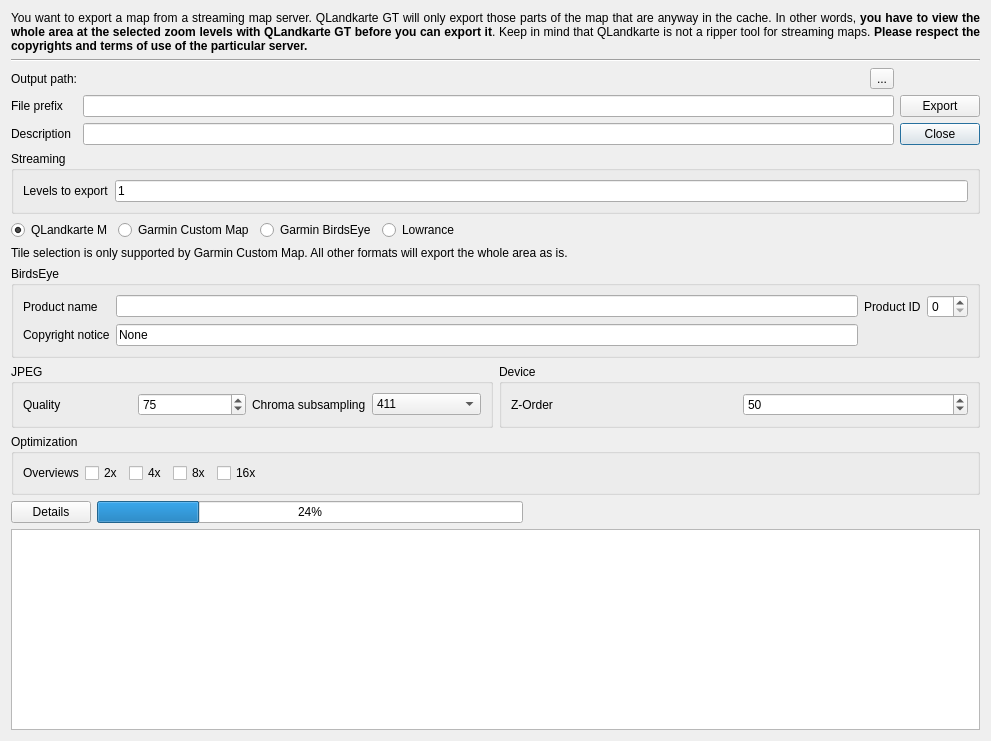
Old version of the form src/IMapQMAPExport.ui in the repository ntruchsess/QLandkarteGT.
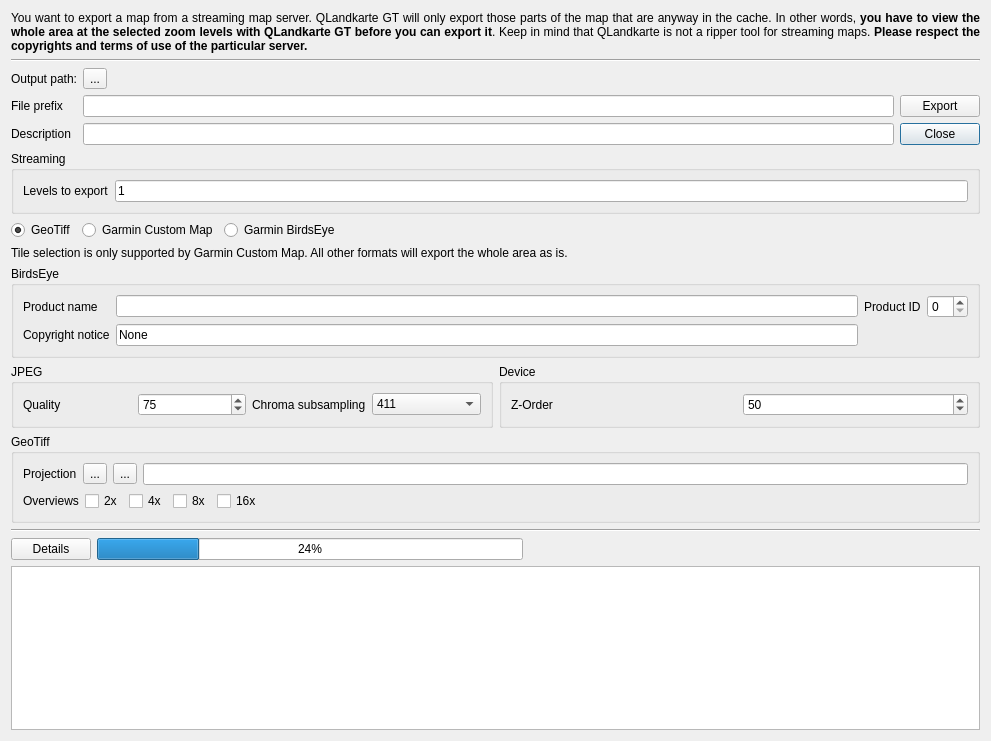
New version of the form. Icons and pictures are not drawn.

```diff
--- a/src/IMapQMAPExport.ui
+++ b/src/IMapQMAPExport.ui
@@ -45,18 +45,22 @@
      </item>
      <item row="0" column="1">
       <layout class="QHBoxLayout">
-       <item>
-        <widget class="QLabel" name="labelPath">
-         <property name="text">
-          <string/>
-         </property>
-        </widget>
-       </item>
        <item>
         <widget class="QToolButton" name="toolPath">
          <property name="text">
           <string>...</string>
          </property>
+         <property name="icon">
+          <iconset resource="resources.qrc">
+           <normaloff>:/icons/iconFolderBlue16x16.png</normaloff>:/icons/iconFolderBlue16x16.png</iconset>
+         </property>
+        </widget>
+       </item>
+       <item>
+        <widget class="QLabel" name="labelPath">
+         <property name="text">
+          <string/>
+         </property>
         </widget>
        </item>
       </layout>
@@ -132,7 +136,7 @@
      <item>
       <widget class="QRadioButton" name="radioQLM">
        <property name="text">
-        <string>QLandkarte M</string>
+        <string>GeoTiff</string>
        </property>
        <property name="checked">
         <bool>true</bool>
@@ -153,13 +157,6 @@
        </property>
       </widget>
      </item>
-     <item>
-      <widget class="QRadioButton" name="radioLOW">
-       <property name="text">
-        <string>Lowrance</string>
-       </property>
-      </widget>
-     </item>
      <item>
       <spacer name="horizontalSpacer">
        <property name="orientation">
@@ -342,9 +339,51 @@
    <item>
     <widget class="QGroupBox" name="groupOptimization">
      <property name="title">
-      <string>Optimization</string>
+      <string>GeoTiff</string>
      </property>
      <layout class="QVBoxLayout" name="verticalLayout_3">
+      <item>
+       <layout class="QHBoxLayout" name="horizontalLayout_9">
+        <item>
+         <widget class="QLabel" name="label_12">
+          <property name="text">
+           <string>Projection</string>
+          </property>
+         </widget>
+        </item>
+        <item>
+         <widget class="QToolButton" name="toolGeoTiffFromMap">
+          <property name="toolTip">
+           <string>Get projection from current map.</string>
+          </property>
+          <property name="text">
+           <string>...</string>
+          </property>
+          <property name="icon">
+           <iconset resource="resources.qrc">
+            <normaloff>:/icons/iconMapWizard16x16.png</normaloff>:/icons/iconMapWizard16x16.png</iconset>
+          </property>
+         </widget>
+        </item>
+        <item>
+         <widget class="QToolButton" name="toolGeoTiffProjWizard">
+          <property name="toolTip">
+           <string>Projection Wizard</string>
+          </property>
+          <property name="text">
+           <string>...</string>
+          </property>
+          <property name="icon">
+           <iconset resource="resources.qrc">
+            <normaloff>:/icons/iconWizzard16x16.png</normaloff>:/icons/iconWizzard16x16.png</iconset>
+          </property>
+         </widget>
+        </item>
+        <item>
+         <widget class="QLineEdit" name="lineGeoTiffProjection"/>
+        </item>
+       </layout>
+      </item>
       <item>
        <layout class="QHBoxLayout" name="horizontalLayout_6">
         <item>
@@ -400,6 +439,13 @@
      </layout>
     </widget>
    </item>
+   <item>
+    <widget class="Line" name="line_2">
+     <property name="orientation">
+      <enum>Qt::Horizontal</enum>
+     </property>
+    </widget>
+   </item>
    <item>
     <layout class="QHBoxLayout" name="horizontalLayout_7">
      <item>
```
Left out of the diff: 4 changed lines with no effect on the pictures.
